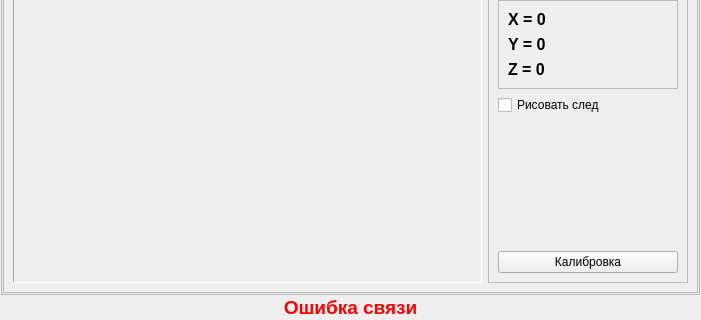
grigp/a-analyser, file metodics/stabtest/stabtestexecute.ui: the form before one commit; both pictures show x 0 to 701 and y 204 to 524 of the 701 by 524 pixel window.
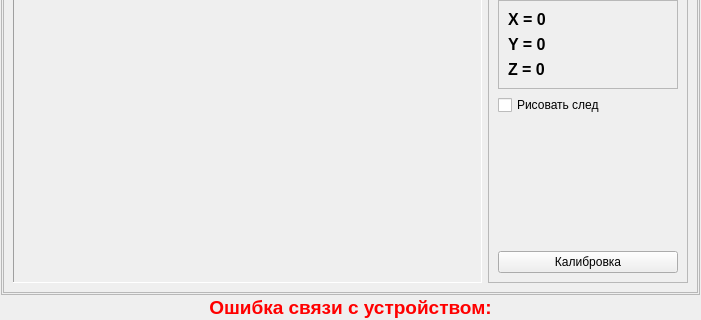
The form after the commit. Icons and pictures are not drawn. Custom widgets are drawn as their Qt base class.

Commit message: 1. Параметры подключения в сообщении об ошибке связи 2. Параметры методики на момент проведения в записи проведенного теста

```diff
--- a/metodics/stabtest/stabtestexecute.ui
+++ b/metodics/stabtest/stabtestexecute.ui
@@ -508,7 +508,7 @@
       </font>
      </property>
      <property name="text">
-      <string>Ошибка связи</string>
+      <string>Ошибка связи с устройством:</string>
      </property>
      <property name="alignment">
       <set>Qt::AlignCenter</set>
```
The commit also changes 6 other files.
